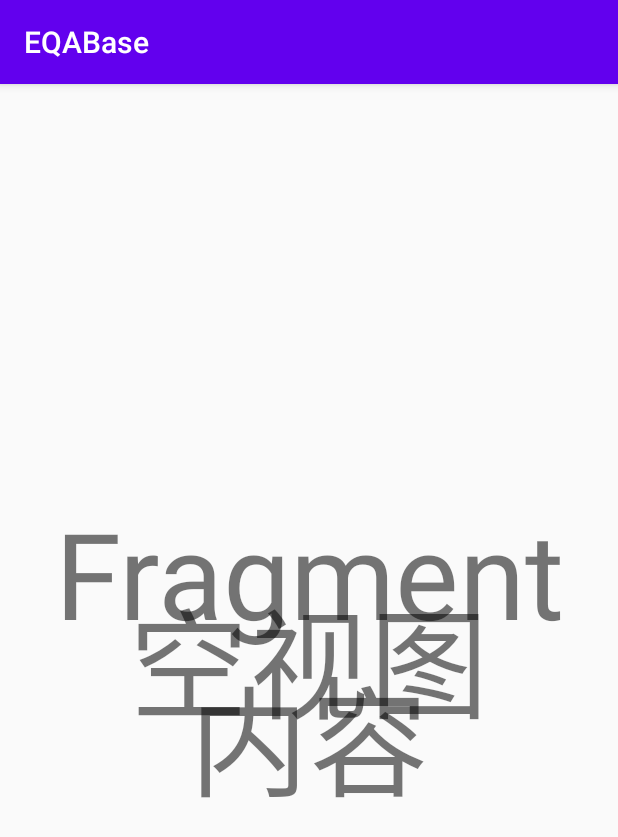
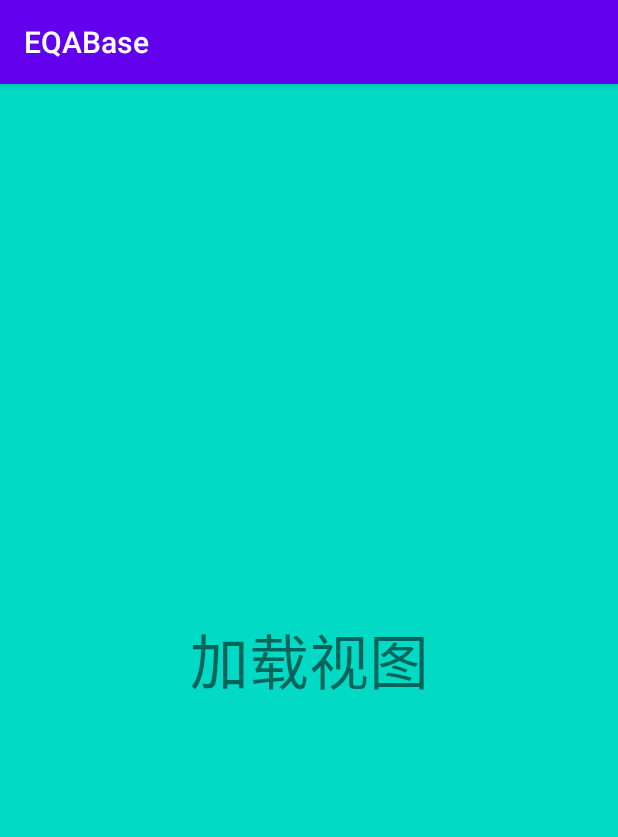
Before and after one commit to Ellen2018/EQABase, an Android app: the screen it shows after launch (MainActivity), on a phone screen of 412 x 824 dp. Shown: the top 837 px of the screen. Run offline under Robolectric (Android 15) with nearby library versions, the phone set to English and light mode, and no system bars.

Commit message:
Loading机制中可以加入xml中解析的视图

```diff
--- a/app/src/main/java/com/ellen/eqabase/LoadingFragment.java
+++ b/app/src/main/java/com/ellen/eqabase/LoadingFragment.java
@@ -5,43 +5,49 @@ import android.content.Context;
 import android.content.Intent;
 import android.util.Log;
 import android.widget.RelativeLayout;
+import android.widget.TextView;
 
 import com.ellen.baselibrary.eqa.base.BaseFragment;
 import com.ellen.baselibrary.eqa.loading.LoadingCallback;
 import com.ellen.baselibrary.eqa.loading.LoadingManger;
 import com.ellen.baselibrary.eqa.loading.ShowBean;
-import com.ellen.baselibrary.eqa.simpleapi.broadcast.LocalAppBroadcastManager;
 
 public class LoadingFragment extends BaseFragment {
 
     private RelativeLayout relativeLayout;
+    private TextView tvContentView,tvEmptyView,tvLoadingView,tvFailureView;
     private LoadingManger loadingManger;
-    private LocalAppBroadcastManager broadcastManager;
 
     @Override
     protected void initData() {
-        loadingManger = new LoadingManger(getActivity(), relativeLayout, R.layout.view_empty, R.layout.fragment_content);
+        loadingManger = new LoadingManger(getActivity(),tvContentView,tvEmptyView,tvLoadingView,tvFailureView);
         loadingManger.setLoadingCallback(new LoadingCallback() {
             @Override
             public void show(ShowBean showBean) {
                 if(showBean.isShowContent()){
                     Log.e("Ellen2018","显示内容");
                 }
+                if(showBean.isShowEmpty()){
+                    Log.e("Ellen2018","显示空视图");
+                }
+                if(showBean.isShowLoading()){
+                    Log.e("Ellen2018","显示加载视图");
+                }
+                if(showBean.isShowFailure()){
+                    Log.e("Ellen2018","显示失败视图");
+                }
             }
         });
-        loadingManger.showByYouSelf(true,true,false,false);
-        broadcastManager = new LocalAppBroadcastManager(getActivity());
-        broadcastManager.register("1", new BroadcastReceiver() {
-            @Override
-            public void onReceive(Context context, Intent intent) {
-
-            }
-        });
+        loadingManger.showLoading();
     }
 
     @Override
     protected void initView() {
         relativeLayout = findViewById(R.id.rl_parent);
+        tvContentView = findViewById(R.id.tv_content);
+        tvEmptyView = findViewById(R.id.tv_empty);
+        tvLoadingView = findViewById(R.id.tv_loading);
+        tvFailureView = findViewById(R.id.tv_failure);
     }
 
     @Override
--- a/app/src/main/java/com/ellen/eqabase/MainActivity.java
+++ b/app/src/main/java/com/ellen/eqabase/MainActivity.java
@@ -1,21 +1,14 @@
 package com.ellen.eqabase;
 
-import android.view.View;
-import android.widget.TextView;
+import android.widget.Toast;
 
 import com.ellen.baselibrary.eqa.base.BaseActivity;
-import com.ellen.baselibrary.eqa.loading.LoadingManger;
 
 public class MainActivity extends BaseActivity {
 
-    private LoadingManger loadingManger;
-    private TextView textView;
-
     @Override
-    protected View setView() {
-        loadingManger = new LoadingManger(this,R.layout.view_empty,R.layout.view_loading,R.layout.activity_main,R.layout.view_failure);
-        loadingManger.showContent();
-        return loadingManger.getParentView();
+    protected int setLayoutId() {
+        return R.layout.activity_main;
     }
 
     @Override
@@ -30,9 +23,12 @@ public class MainActivity extends BaseActivity {
 
     @Override
     protected void initData() {
-        textView = loadingManger.findViewByLoading(R.id.tv_laoding);
-        textView.setText("加载尼玛个蛋");
-        loadingManger.showContent();
+
     }
 
+    @Override
+    protected boolean back() {
+        Toast.makeText(this,"点击了返回键",Toast.LENGTH_SHORT).show();
+        return true;
+    }
 }
--- a/app/src/main/res/layout/fragment_loading.xml
+++ b/app/src/main/res/layout/fragment_loading.xml
@@ -3,6 +3,39 @@
     android:id="@+id/rl_parent"
     xmlns:android="http://schemas.android.com/apk/res/android"
     android:layout_width="match_parent"
+    android:background="@color/colorAccent"
     android:layout_height="match_parent">
 
+    <TextView
+        android:id="@+id/tv_content"
+        android:layout_width="match_parent"
+        android:text="内容视图"
+        android:gravity="center"
+        android:textSize="40sp"
+        android:layout_height="match_parent"/>
+
+    <TextView
+        android:id="@+id/tv_empty"
+        android:layout_width="match_parent"
+        android:text="空视图"
+        android:gravity="center"
+        android:textSize="40sp"
+        android:layout_height="match_parent"/>
+
+    <TextView
+        android:id="@+id/tv_loading"
+        android:layout_width="match_parent"
+        android:text="加载视图"
+        android:gravity="center"
+        android:textSize="40sp"
+        android:layout_height="match_parent"/>
+
+    <TextView
+        android:id="@+id/tv_failure"
+        android:layout_width="match_parent"
+        android:text="失败视图"
+        android:gravity="center"
+        android:textSize="40sp"
+        android:layout_height="match_parent"/>
+
 </RelativeLayout>
--- a/baselibrary/src/main/java/com/ellen/baselibrary/eqa/loading/LoadingManger.java
+++ b/baselibrary/src/main/java/com/ellen/baselibrary/eqa/loading/LoadingManger.java
@@ -2,6 +2,7 @@ package com.ellen.baselibrary.eqa.loading;
 
 import android.app.Activity;
 import android.content.Context;
+import android.util.Log;
 import android.view.LayoutInflater;
 import android.view.View;
 import android.widget.FrameLayout;
@@ -27,6 +28,14 @@ public class LoadingManger {
     private WeakReference<Activity> activityWeakReference;
     private LoadingCallback loadingCallback;
 
+    private void init(Activity activity,View contentView,View emptyView,View loadingView,View failureView){
+        activityWeakReference = new WeakReference<>(activity);
+        this.contentView = contentView;
+        this.emptyView = emptyView;
+        this.loadingView = loadingView;
+        this.failureView = failureView;
+    }
+
     private void init(Activity activity, View parentView, int emptyLayoutId, int loadingLayoutId, int contentLayoutId, int failureLayoutId) {
         activityWeakReference = new WeakReference<>(activity);
         if (parentView != null) {
@@ -34,6 +43,14 @@ public class LoadingManger {
         }
         layoutInflater(emptyLayoutId, loadingLayoutId, contentLayoutId, failureLayoutId);
         addView();
+    }
+
+    public LoadingManger(Activity activity,View contentView,View emptyView){
+        init(activity,contentView,emptyView,null,null);
+    }
+
+    public LoadingManger(Activity activity,View contentView,View emptyView,View loadingView,View failureView){
+        init(activity,contentView,emptyView,loadingView,failureView);
     }
 
     /**
@@ -228,29 +245,37 @@ public class LoadingManger {
         if (contentView != null) {
             if (isShowContent) {
                 contentView.setVisibility(View.VISIBLE);
+                Log.e("Ellen2018","内容视图显示了");
             } else {
                 contentView.setVisibility(View.GONE);
+                Log.e("Ellen2018","内容视图隐藏了");
             }
         }
         if (emptyView != null) {
             if (isShowEmpty) {
                 emptyView.setVisibility(View.VISIBLE);
+                Log.e("Ellen2018","空视图显示了");
             } else {
                 emptyView.setVisibility(View.GONE);
+                Log.e("Ellen2018","空视图隐藏了");
             }
         }
         if (loadingView != null) {
             if (isShowLoading) {
                 loadingView.setVisibility(View.VISIBLE);
+                Log.e("Ellen2018","加载视图显示了");
             } else {
                 loadingView.setVisibility(View.GONE);
+                Log.e("Ellen2018","加载视图隐藏了");
             }
         }
         if (failureView != null) {
             if (isShowFailure) {
                 failureView.setVisibility(View.VISIBLE);
+                Log.e("Ellen2018","失败视图显示了");
             } else {
                 failureView.setVisibility(View.GONE);
+                Log.e("Ellen2018","失败视图隐藏了");
             }
         }
         updateUi();
```
